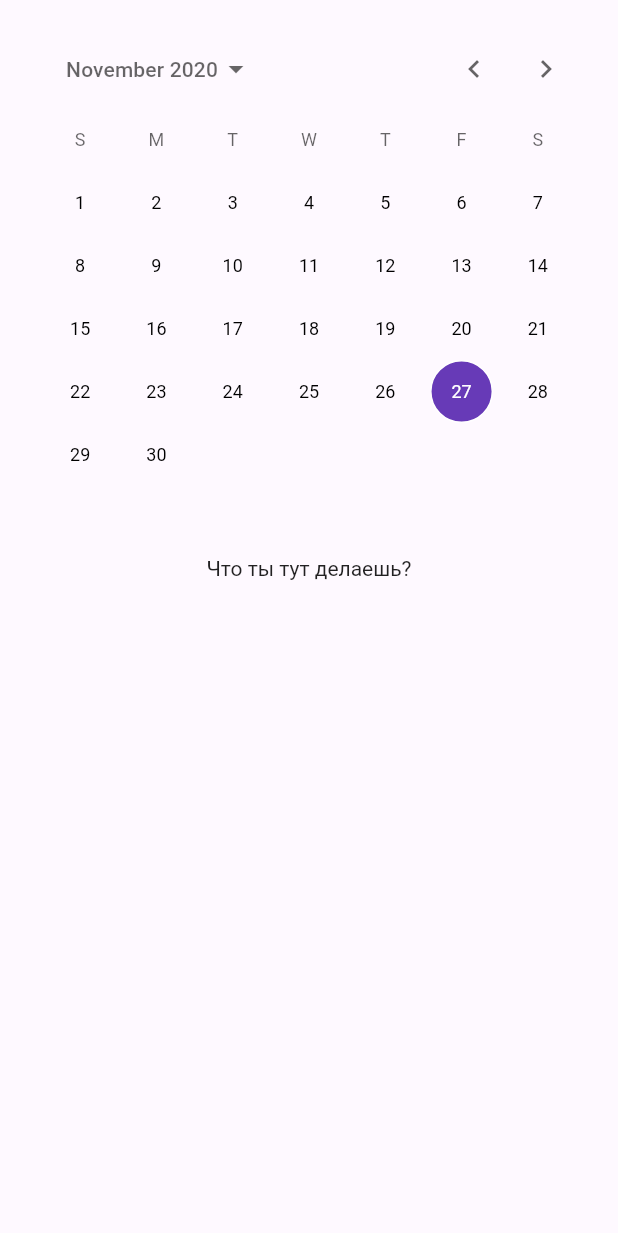
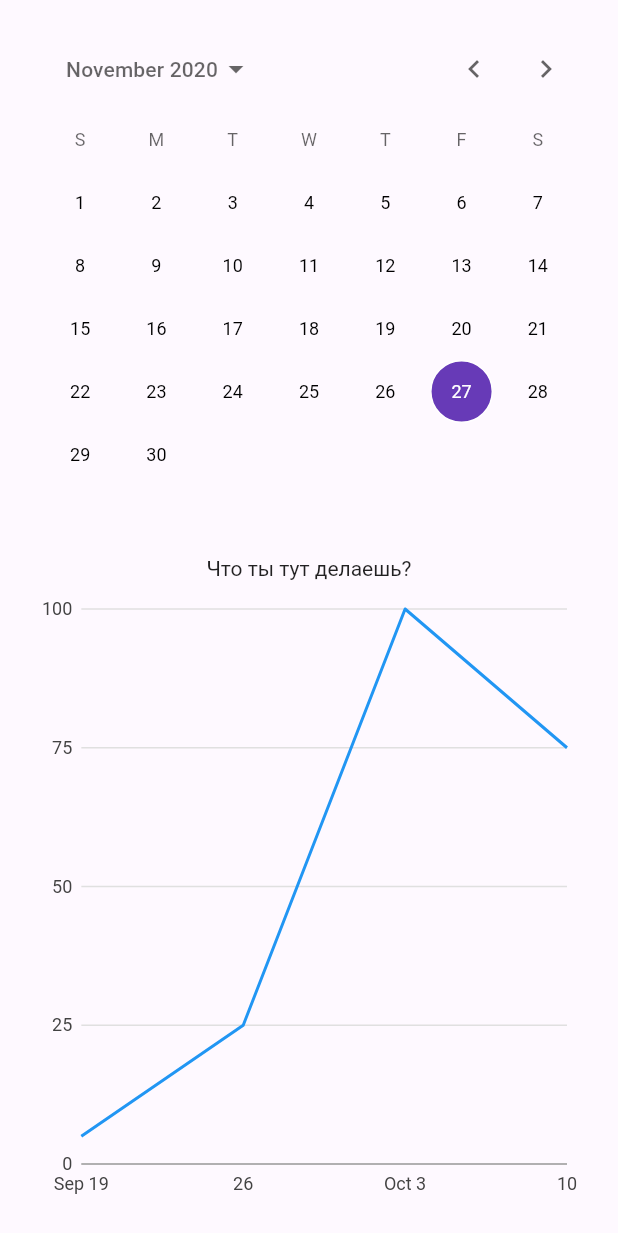
Before and after one commit to Moberd/mind_tracker, a Flutter app: the CalendarWindowWidget screen opened directly, on a phone screen of 412 x 824 dp. Shown: the top 1233 px of the screen. Run offline on Flutter 3.47's test engine with Material 2 defaults, Android fonts, the phone set to English and light mode, and no system bars; our stand-ins replace charts_flutter.

Commit message:
Добавил график на экран статистики

```diff
--- a/lib/calendar_window_widget.dart
+++ b/lib/calendar_window_widget.dart
@@ -12,6 +12,7 @@ class CalendarWindowWidget extends StatelessWidget {
 
   CalendarWindowWidget();
 
+  //TODO Доделать функцию отображения избранных дней.
   bool _isEven(DateTime a) {
     if (a.day < DateTime.now().day)
       return true;
@@ -53,12 +54,16 @@ class CalendarWindowWidget extends StatelessWidget {
               new Padding(
                   padding: EdgeInsets.only(top: 5.0),
                   child: new Text('Что ты тут делаешь?')),
+              Expanded(
+                  child: new Padding(
+                      padding: EdgeInsets.only(top: 5.0),
+                      child: new SimpleTimeSeriesChart.withSampleData()))
             ], //children
           ),
         ));
   }
 }
-
+//TODO Проработать отображение страницы с дневной информацией
 class DayStatisticPage extends StatelessWidget {
   @override
   Widget build(BuildContext context) {
@@ -68,14 +73,17 @@ class DayStatisticPage extends StatelessWidget {
       ),
       body: Center(
         child: new SimpleTimeSeriesChart.withSampleData(),
-
-
       ),
     );
   }
 }
 
 ///Функция используется как демонстрация и в будущем должна быть заменена на функцию, возвращающую, имеются ли записи за день
+
+//TODO Исправить код генерации графика
+//TODO Исправить отображение графика
+
+
 
 class SimpleTimeSeriesChart extends StatelessWidget {
   final List<charts.Series> seriesList;
@@ -103,7 +111,6 @@ class SimpleTimeSeriesChart extends StatelessWidget {
       dateTimeFactory: const charts.LocalDateTimeFactory(),
     );
   }
-
 
   /// Create one series with sample hard coded data.
   static List<charts.Series<TimeSeriesSales, DateTime>> _createSampleData() {
```
